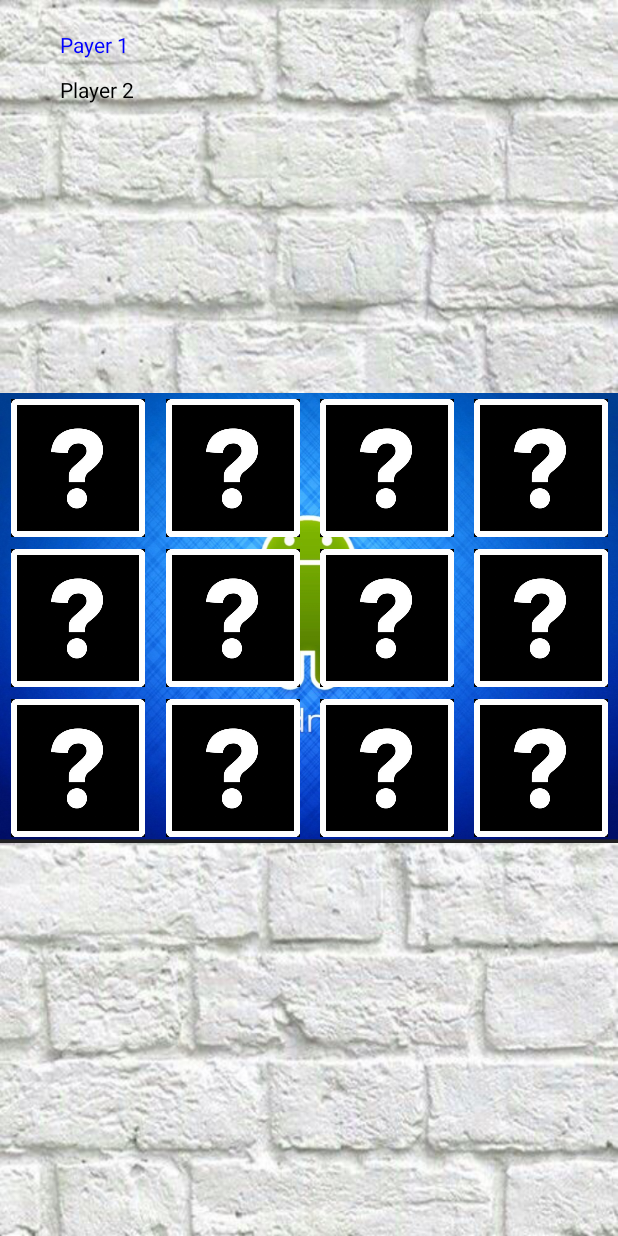
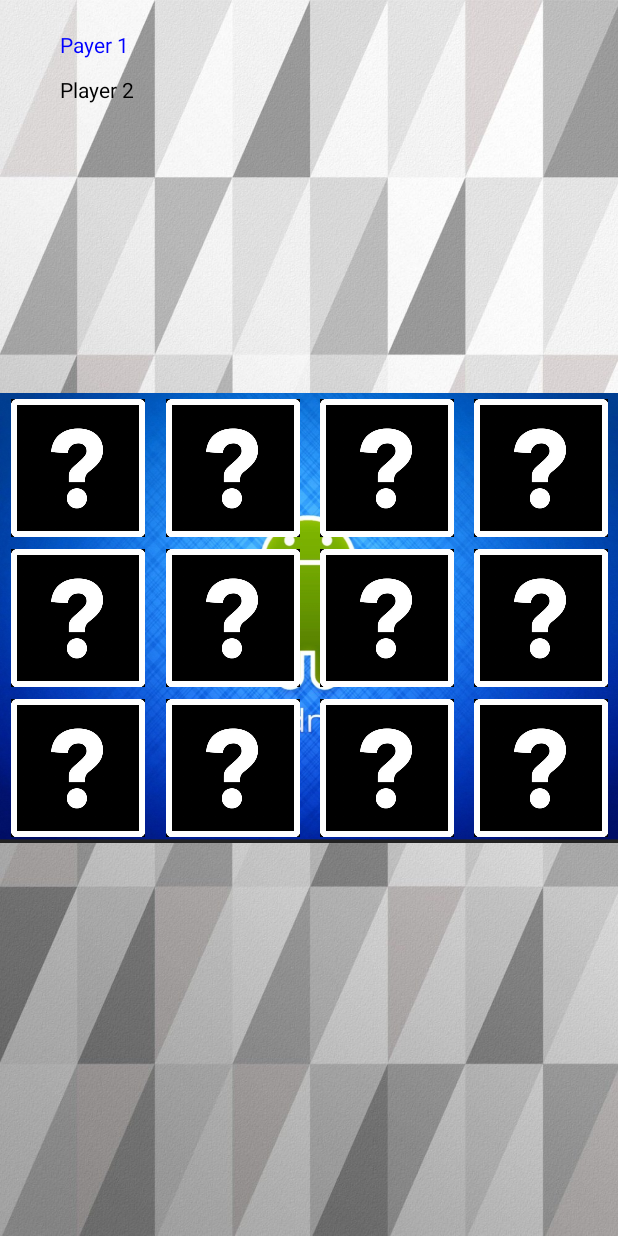
Before and after one commit to Blackhole91/AwesomeMemory, an Android app: the MemorieActivity screen opened directly, with no data from a screen before it, on a phone screen of 412 x 824 dp. Run offline under Robolectric (Android 15) with nearby library versions, the phone set to English and light mode, and no system bars.

Commit message:
Update MemorieActivity.java

```diff
--- a/app/src/main/java/com/example/awesomememory/MemorieActivity.java
+++ b/app/src/main/java/com/example/awesomememory/MemorieActivity.java
@@ -150,7 +150,7 @@ public class MemorieActivity extends AppCompatActivity implements View.OnClickLi
 
 
         if(!check2){
-            relativeLayout1.setBackgroundResource(R.drawable.white_brick);
+            relativeLayout1.setBackgroundResource(R.drawable.trinangle_white);
           //  linearLayoutImage.setBackgroundResource(R.drawable.triangle);
 
         }else{
```
